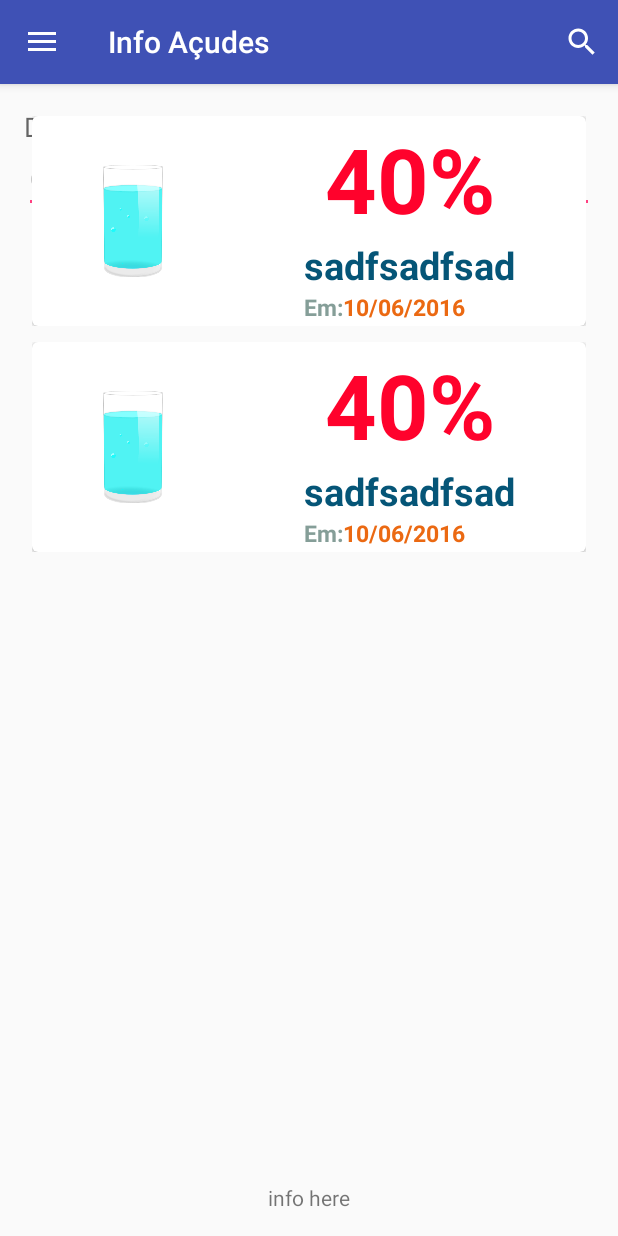
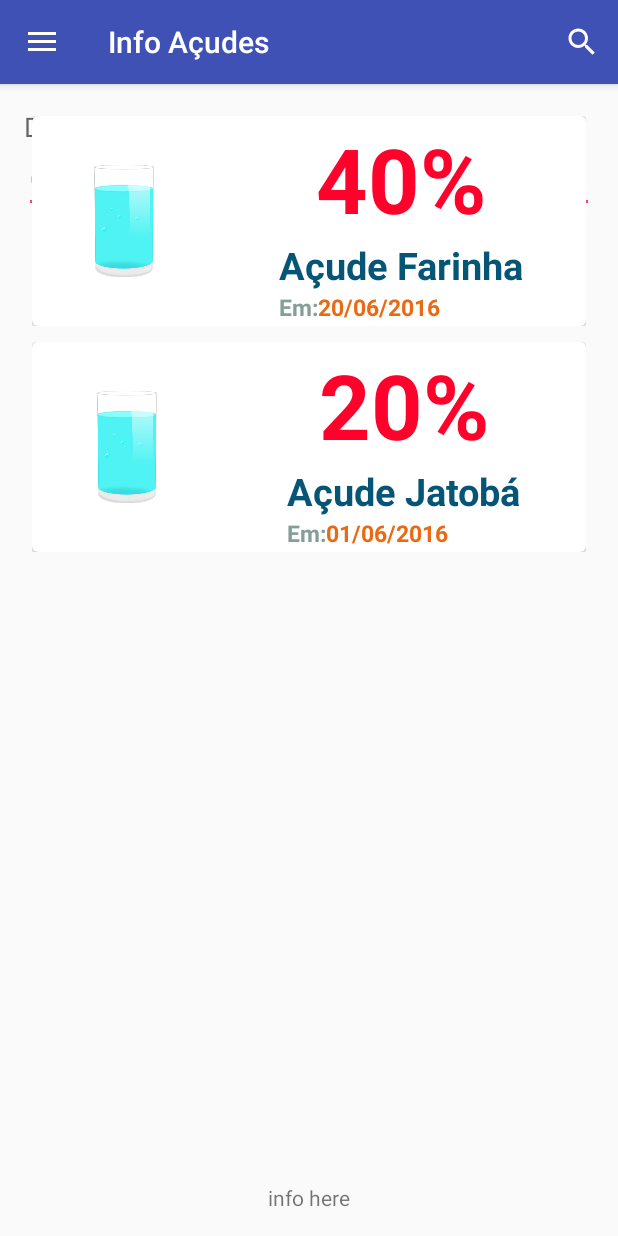
Before and after one commit to umbucaja/moringa-android, an Android app: the screen it shows after launch (MoringaActivity), on a phone screen of 412 x 824 dp. Run offline under Robolectric (Android 15) with nearby library versions, the phone set to English and light mode, and no system bars; 3 statements that could not run were skipped.

Commit message:
ajuste no view holder

```diff
--- a/app/src/main/java/umbucaja/moringa/adapter/WaterSourceRecyclerAdapter.java
+++ b/app/src/main/java/umbucaja/moringa/adapter/WaterSourceRecyclerAdapter.java
@@ -40,7 +40,10 @@ public class WaterSourceRecyclerAdapter extends RecyclerView.Adapter<WaterSource
     @Override
     public void onBindViewHolder(WaterSourceViewHolder holder, int position) {
         WaterSource waterSource = waterSources.get(position);
-        holder.tvName.setText(waterSource.getName());
+        holder.tvName.setText(waterSource.getType()+" "+waterSource.getName());
+        holder.tvPercentage.setText(waterSource.getPercentage());
+        holder.tvDate.setText(waterSource.getDateLastVolume());
+
     }
 
     // Return the size of your dataset (invoked by the layout manager)
--- a/app/src/main/java/umbucaja/moringa/adapter/WaterSourceViewHolder.java
+++ b/app/src/main/java/umbucaja/moringa/adapter/WaterSourceViewHolder.java
@@ -14,11 +14,17 @@ public class WaterSourceViewHolder extends RecyclerView.ViewHolder {
 
     public Context context;
     public TextView tvName;
+    public TextView tvPercentage;
+    public TextView tvDate;
+
+
 
 
     public WaterSourceViewHolder(Context context, View itemView){
         super(itemView);
         this.context = context;
-        tvName = (TextView) itemView.findViewById(R.id.water_source_name);
+        tvName = (TextView) itemView.findViewById(R.id.tv_water_source_name);
+        tvPercentage = (TextView) itemView.findViewById(R.id.tv_water_source_percentage);
+        tvDate = (TextView) itemView.findViewById(R.id.tv_water_source_last_measurement_date);
     }
 }
--- a/app/src/main/java/umbucaja/moringa/entity/WaterSource.java
+++ b/app/src/main/java/umbucaja/moringa/entity/WaterSource.java
@@ -11,7 +11,50 @@ public class WaterSource {
     private float capacity;
     private String measurementUnit;
     private String type;
+    private String percentage;
+    private String actualVolume;
+    private String dateLastVolume;
     private Collection<WaterSourceMeasurement> reservoirMeasurements;
+
+
+    public WaterSource(long id, String name, float capacity, String measurementUnit, String type, String percentage, String actualVolume, String dateLastVolume) {
+        this.id = id;
+        this.name = name;
+        this.capacity = capacity;
+        this.measurementUnit = measurementUnit;
+        this.type = type;
+        this.percentage = percentage;
+        this.actualVolume = actualVolume;
+        this.dateLastVolume = dateLastVolume;
+    }
+
+    public void setId(long id) {
+        this.id = id;
+    }
+
+    public String getPercentage() {
+        return percentage;
+    }
+
+    public void setPercentage(String percentage) {
+        this.percentage = percentage;
+    }
+
+    public String getActualVolume() {
+        return actualVolume;
+    }
+
+    public void setActualVolume(String actualVolume) {
+        this.actualVolume = actualVolume;
+    }
+
+    public String getDateLastVolume() {
+        return dateLastVolume;
+    }
+
+    public void setDateLastVolume(String dateLastVolume) {
+        this.dateLastVolume = dateLastVolume;
+    }
 
     public WaterSource(long id, String name, float capacity, String measurementUnit, String type) {
         this.id = id;
--- a/app/src/main/java/umbucaja/moringa/fragments/AcudesFragment.java
+++ b/app/src/main/java/umbucaja/moringa/fragments/AcudesFragment.java
@@ -105,8 +105,8 @@ public class AcudesFragment extends Fragment {
         // check permissions to use GPS
         tvLocation = (TextView) rootView.findViewById(R.id.tv_acudes_location);
         waterSourcesList = new ArrayList<>();
-        WaterSource w1 = new WaterSource(1, "Farinha", 200, "m³", "Açude");
-        WaterSource w2 = new WaterSource(2, "Jatoba", 300, "m³", "Açude");
+        WaterSource w1 = new WaterSource(1, "Farinha", 200, "m³", "Açude", "40%", "323315", "20/06/2016");
+        WaterSource w2 = new WaterSource(2, "Jatobá", 300, "m³", "Açude",  "20%", "323315", "01/06/2016");
         waterSourcesList.add(w1);
         waterSourcesList.add(w2);
         WaterSourceRecyclerAdapter waterSourceRecyclerAdapter = new WaterSourceRecyclerAdapter(this.getContext(),waterSourcesList);
```
